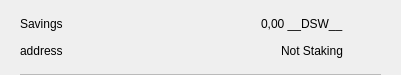
The window that src/qt/pivx/forms/csrow.ui (decenomy/DSW) describes before a commit, drawn with Qt 5.
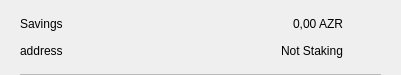
The same window after the commit. Icons and pictures are not drawn.

Patch:
```diff
--- a/src/qt/pivx/forms/csrow.ui
+++ b/src/qt/pivx/forms/csrow.ui
@@ -102,7 +102,7 @@
            <item>
             <widget class="QLabel" name="labelAmount">
              <property name="text">
-              <string>0,00 __DSW__</string>
+              <string>0,00 AZR</string>
              </property>
             </widget>
            </item>
```
